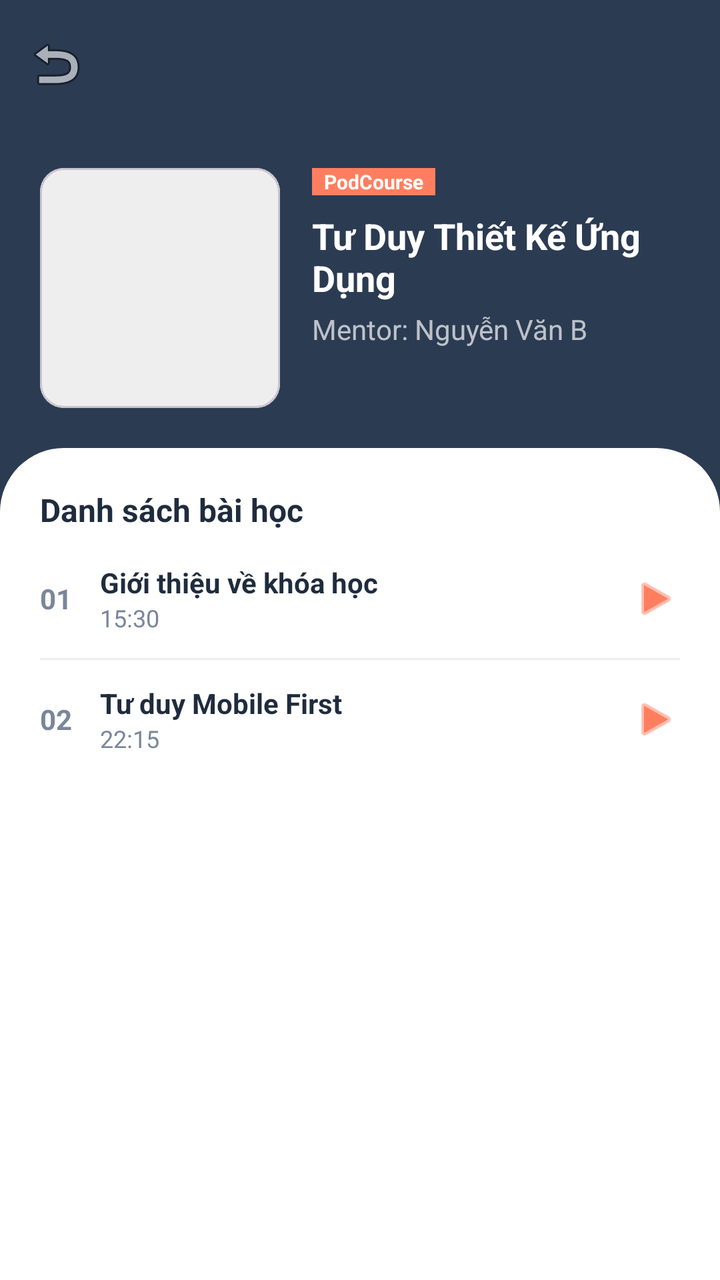
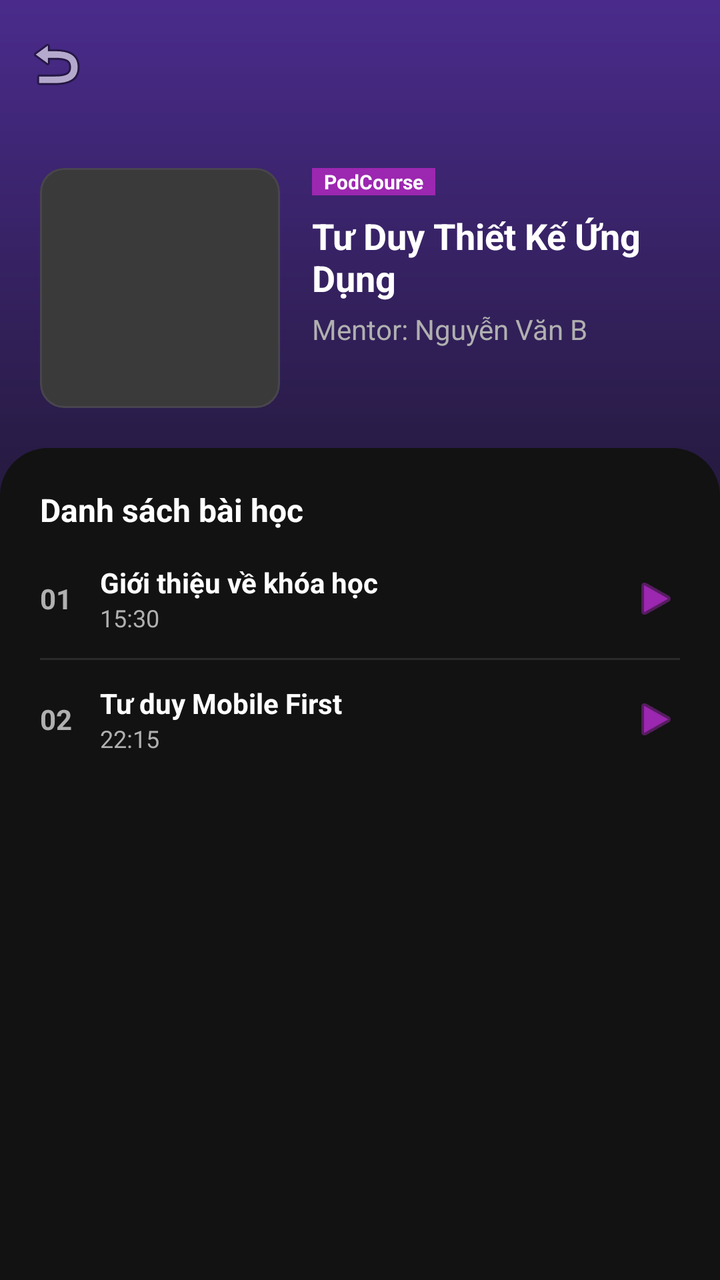

Screens rendered from an Android XML layout before and after an edit, with the pre-edit source and the edit as a unified diff.
<!-- AndroidManifest.xml: application theme Theme.BookReadingApp -->
<!-- res/layout/activity_podcourse_detail.xml -->
<?xml version="1.0" encoding="utf-8"?>
<androidx.coordinatorlayout.widget.CoordinatorLayout xmlns:android="http://schemas.android.com/apk/res/android"
    xmlns:app="http://schemas.android.com/apk/res-auto"
    android:layout_width="match_parent"
    android:layout_height="match_parent"
    android:background="@color/brand_navy">

    <com.google.android.material.appbar.AppBarLayout
        android:layout_width="match_parent"
        android:layout_height="wrap_content"
        android:background="@android:color/transparent"
        app:elevation="0dp">

        <androidx.appcompat.widget.Toolbar
            android:layout_width="match_parent"
            android:layout_height="?attr/actionBarSize"
            app:navigationIcon="@android:drawable/ic_menu_revert"
            app:navigationIconTint="@color/white" />

        <LinearLayout
            android:layout_width="match_parent"
            android:layout_height="wrap_content"
            android:orientation="horizontal"
            android:padding="20dp">

            <com.google.android.material.card.MaterialCardView
                android:layout_width="120dp"
                android:layout_height="120dp"
                app:cardCornerRadius="12dp">
                <ImageView
                    android:layout_width="match_parent"
                    android:layout_height="match_parent"
                    android:background="#EEE" />
            </com.google.android.material.card.MaterialCardView>

            <LinearLayout
                android:layout_width="match_parent"
                android:layout_height="wrap_content"
                android:layout_marginStart="16dp"
                android:orientation="vertical">

                <TextView
                    android:layout_width="wrap_content"
                    android:layout_height="wrap_content"
                    android:text="PodCourse"
                    android:background="@color/brand_orange"
                    android:textColor="@color/white"
                    android:textSize="10sp"
                    android:paddingHorizontal="6dp"
                    android:textStyle="bold" />

                <TextView
                    android:layout_width="wrap_content"
                    android:layout_height="wrap_content"
                    android:layout_marginTop="8dp"
                    android:text="Tư Duy Thiết Kế Ứng Dụng"
                    android:textColor="@color/white"
                    android:textSize="18sp"
                    android:textStyle="bold" />

                <TextView
                    android:layout_width="wrap_content"
                    android:layout_height="wrap_content"
                    android:layout_marginTop="4dp"
                    android:text="Mentor: Nguyễn Văn B"
                    android:textColor="#B0FFFFFF"
                    android:textSize="14sp" />
            </LinearLayout>
        </LinearLayout>
    </com.google.android.material.appbar.AppBarLayout>

    <androidx.core.widget.NestedScrollView
        android:layout_width="match_parent"
        android:layout_height="match_parent"
        android:background="@drawable/rounded_top_surface"
        app:layout_behavior="@string/appbar_scrolling_view_behavior">

        <LinearLayout
            android:layout_width="match_parent"
            android:layout_height="wrap_content"
            android:orientation="vertical"
            android:padding="20dp">

            <TextView
                android:layout_width="wrap_content"
                android:layout_height="wrap_content"
                android:text="Danh sách bài học"
                android:textColor="@color/brand_text_navy"
                android:textStyle="bold"
                android:textSize="16sp" />

            
            <LinearLayout
                android:layout_width="match_parent"
                android:layout_height="wrap_content"
                android:layout_marginTop="16dp"
                android:gravity="center_vertical"
                android:orientation="horizontal">

                <TextView
                    android:layout_width="30dp"
                    android:layout_height="wrap_content"
                    android:text="01"
                    android:textColor="@color/brand_text_gray"
                    android:textStyle="bold" />

                <LinearLayout
                    android:layout_width="0dp"
                    android:layout_height="wrap_content"
                    android:layout_weight="1"
                    android:orientation="vertical">
                    <TextView
                        android:layout_width="wrap_content"
                        android:layout_height="wrap_content"
                        android:text="Giới thiệu về khóa học"
                        android:textColor="@color/brand_text_navy"
                        android:textStyle="bold" />
                    <TextView
                        android:layout_width="wrap_content"
                        android:layout_height="wrap_content"
                        android:text="15:30"
                        android:textColor="@color/brand_text_gray"
                        android:textSize="12sp" />
                </LinearLayout>

                <ImageView
                    android:layout_width="24dp"
                    android:layout_height="24dp"
                    android:src="@android:drawable/ic_media_play"
                    app:tint="@color/brand_orange" />
            </LinearLayout>

            <View android:layout_width="match_parent" android:layout_height="1dp" android:background="#EEE" android:layout_marginTop="12dp" />

            
            <LinearLayout
                android:layout_width="match_parent"
                android:layout_height="wrap_content"
                android:layout_marginTop="12dp"
                android:gravity="center_vertical"
                android:orientation="horizontal">

                <TextView
                    android:layout_width="30dp"
                    android:layout_height="wrap_content"
                    android:text="02"
                    android:textColor="@color/brand_text_gray"
                    android:textStyle="bold" />

                <LinearLayout
                    android:layout_width="0dp"
                    android:layout_height="wrap_content"
                    android:layout_weight="1"
                    android:orientation="vertical">
                    <TextView
                        android:layout_width="wrap_content"
                        android:layout_height="wrap_content"
                        android:text="Tư duy Mobile First"
                        android:textColor="@color/brand_text_navy"
                        android:textStyle="bold" />
                    <TextView
                        android:layout_width="wrap_content"
                        android:layout_height="wrap_content"
                        android:text="22:15"
                        android:textColor="@color/brand_text_gray"
                        android:textSize="12sp" />
                </LinearLayout>

                <ImageView
                    android:layout_width="24dp"
                    android:layout_height="24dp"
                    android:src="@android:drawable/ic_media_play"
                    app:tint="@color/brand_orange" />
            </LinearLayout>

        </LinearLayout>
    </androidx.core.widget.NestedScrollView>

</androidx.coordinatorlayout.widget.CoordinatorLayout>
<!-- resources referenced by this layout -->
<resources>
  <color name="brand_navy">#2B3B52</color>
  <color name="brand_orange">#FF7E5F</color>
  <color name="brand_text_gray">#7A869A</color>
  <color name="brand_text_navy">#1F2C3D</color>
  <color name="white">#FFFFFF</color>
  <!-- drawable rounded_top_surface (drawable) -->
  <?xml version="1.0" encoding="utf-8"?>
  <shape xmlns:android="http://schemas.android.com/apk/res/android">
      <solid android:color="@color/white" />
      <corners
          android:topLeftRadius="32dp"
          android:topRightRadius="32dp" />
  </shape>
  <style name="Theme.BookReadingApp" parent="Base.Theme.BookReadingApp" />
  <style name="Base.Theme.BookReadingApp" parent="Theme.Material3.DayNight.NoActionBar">
          
          <item name="colorPrimary">@color/primary</item>
          <item name="android:windowBackground">@color/background_pastel</item>
          <item name="android:statusBarColor">@color/background_pastel</item>
          <item name="android:windowLightStatusBar" tools:targetApi="m">true</item>
      </style>
  <color name="primary">@color/brand_orange</color>
  <color name="background_pastel">#FFFBF7</color>
</resources>

<!-- the commit's change to res/layout/activity_podcourse_detail.xml (unified diff, before → after) -->
@@ -3,7 +3,7 @@
     xmlns:app="http://schemas.android.com/apk/res-auto"
     android:layout_width="match_parent"
     android:layout_height="match_parent"
-    android:background="@color/brand_navy">
+    android:background="@drawable/bg_header_gradient">
 
     <com.google.android.material.appbar.AppBarLayout
         android:layout_width="match_parent"
@@ -30,7 +30,7 @@
                 <ImageView
                     android:layout_width="match_parent"
                     android:layout_height="match_parent"
-                    android:background="#EEE" />
+                    android:background="@color/placeholder" />
             </com.google.android.material.card.MaterialCardView>
 
             <LinearLayout
@@ -63,7 +63,7 @@
                     android:layout_height="wrap_content"
                     android:layout_marginTop="4dp"
                     android:text="Mentor: Nguyễn Văn B"
-                    android:textColor="#B0FFFFFF"
+                    android:textColor="@color/text_on_primary_muted"
                     android:textSize="14sp" />
             </LinearLayout>
         </LinearLayout>
@@ -130,7 +130,7 @@
                     app:tint="@color/brand_orange" />
             </LinearLayout>
 
-            <View android:layout_width="match_parent" android:layout_height="1dp" android:background="#EEE" android:layout_marginTop="12dp" />
+            <View android:layout_width="match_parent" android:layout_height="1dp" android:background="@color/divider" android:layout_marginTop="12dp" />
 
             
             <LinearLayout
<!-- resource entries referenced after the edit -->
@@ -1,27 +1,53 @@
 <!-- resources referenced by this layout -->
 <resources>
-  <color name="brand_navy">#2B3B52</color>
-  <color name="brand_orange">#FF7E5F</color>
-  <color name="brand_text_gray">#7A869A</color>
-  <color name="brand_text_navy">#1F2C3D</color>
+  <color name="brand_orange">@color/brand_purple</color>
+  <color name="brand_text_gray">#B0B0B0</color>
+  <color name="brand_text_navy">#FFFFFF</color>
+  <color name="divider">#2A2A2A</color>
+  <color name="placeholder">#3A3A3A</color>
+  <color name="text_on_primary_muted">#B0B0B0</color>
   <color name="white">#FFFFFF</color>
+  <!-- drawable bg_header_gradient (drawable) -->
+  <?xml version="1.0" encoding="utf-8"?>
+  <shape xmlns:android="http://schemas.android.com/apk/res/android">
+      <gradient
+          android:angle="270"
+          android:centerColor="#1A1528"
+          android:endColor="#121212"
+          android:startColor="#4A2B8C"
+          android:type="linear" />
+  </shape>
   <!-- drawable rounded_top_surface (drawable) -->
   <?xml version="1.0" encoding="utf-8"?>
   <shape xmlns:android="http://schemas.android.com/apk/res/android">
-      <solid android:color="@color/white" />
+      <solid android:color="@color/background_dark" />
       <corners
-          android:topLeftRadius="32dp"
-          android:topRightRadius="32dp" />
+          android:topLeftRadius="24dp"
+          android:topRightRadius="24dp" />
   </shape>
   <style name="Theme.BookReadingApp" parent="Base.Theme.BookReadingApp" />
-  <style name="Base.Theme.BookReadingApp" parent="Theme.Material3.DayNight.NoActionBar">
-          
-          <item name="colorPrimary">@color/primary</item>
-          <item name="android:windowBackground">@color/background_pastel</item>
-          <item name="android:statusBarColor">@color/background_pastel</item>
-          <item name="android:windowLightStatusBar" tools:targetApi="m">true</item>
+  <color name="brand_purple">#9C27B0</color>
+  <color name="background_dark">#121212</color>
+  <style name="Base.Theme.BookReadingApp" parent="Theme.Material3.Dark.NoActionBar">
+          <item name="colorPrimary">@color/brand_purple</item>
+          <item name="colorOnPrimary">@color/white</item>
+          <item name="colorPrimaryContainer">@color/brand_purple_deep</item>
+          <item name="colorOnPrimaryContainer">@color/white</item>
+          <item name="colorSecondary">@color/brand_green</item>
+          <item name="colorOnSecondary">@color/white</item>
+          <item name="colorSurface">@color/surface_card</item>
+          <item name="colorOnSurface">@color/white</item>
+          <item name="colorSurfaceVariant">@color/surface_elevated</item>
+          <item name="colorOnSurfaceVariant">@color/brand_text_gray</item>
+          <item name="android:colorBackground">@color/background_dark</item>
+          <item name="android:windowBackground">@color/background_dark</item>
+          <item name="android:statusBarColor">@color/background_dark</item>
+          <item name="android:navigationBarColor">@color/background_dark</item>
+          <item name="android:windowLightStatusBar" tools:targetApi="m">false</item>
       </style>
-  <color name="primary">@color/brand_orange</color>
-  <color name="background_pastel">#FFFBF7</color>
+  <color name="brand_purple_deep">#4A2B8C</color>
+  <color name="brand_green">#4CAF50</color>
+  <color name="surface_card">#1E1E1E</color>
+  <color name="surface_elevated">#2A2A2A</color>
 </resources>
 
